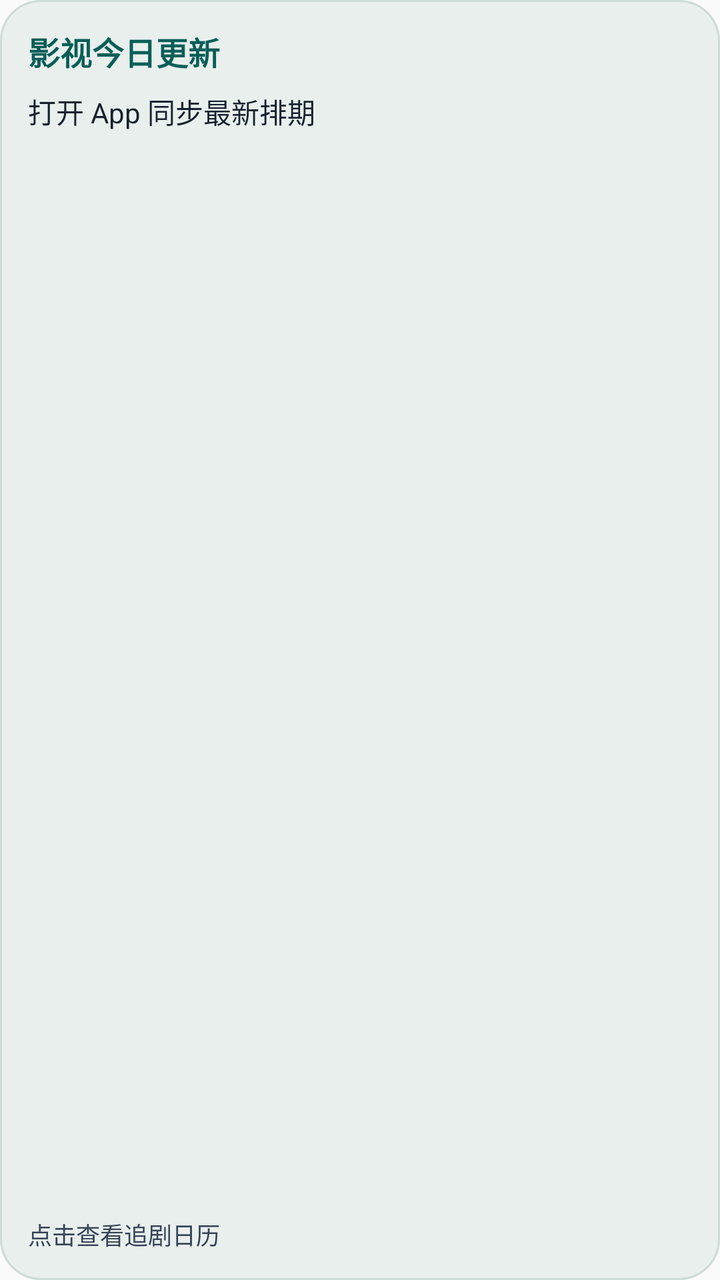
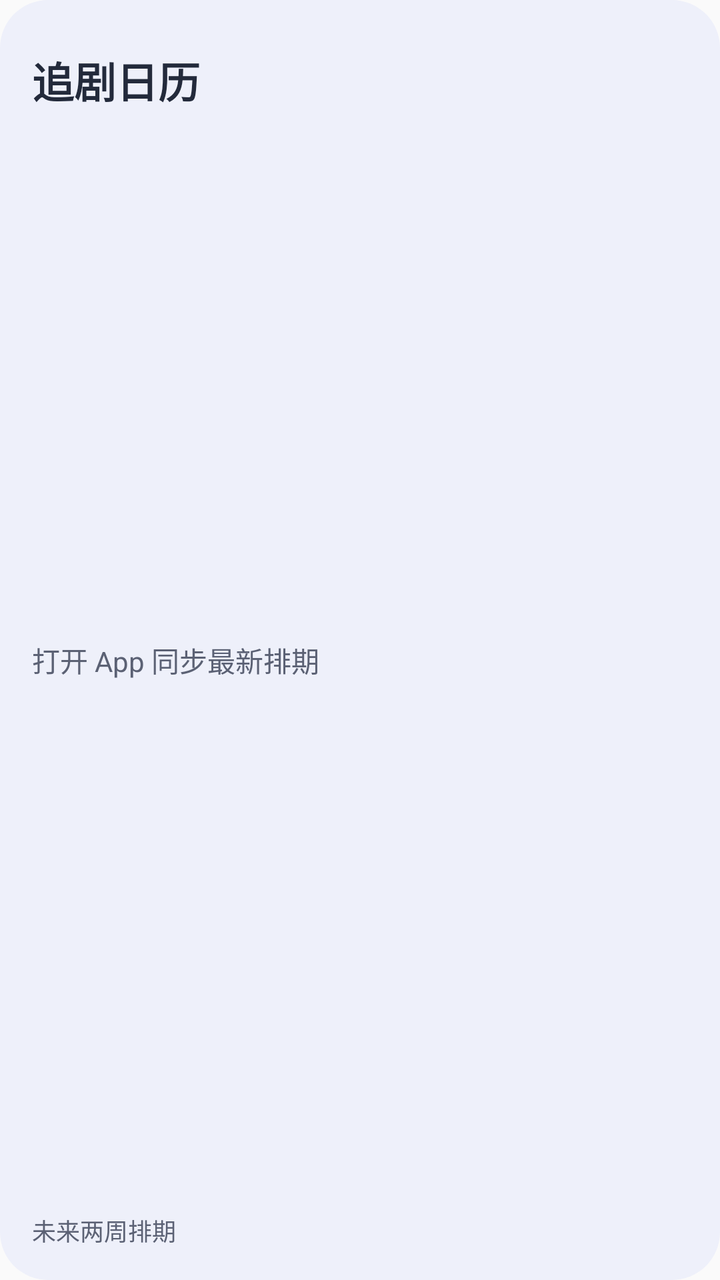

Before-and-after screenshots of an Android layout around one commit, followed by the original layout XML and the change that was made.
<!-- AndroidManifest.xml: application theme android:Theme.Material.Light.NoActionBar -->
<!-- res/layout/widget_watch.xml -->
<?xml version="1.0" encoding="utf-8"?>
<LinearLayout xmlns:android="http://schemas.android.com/apk/res/android" android:id="@+id/widget_root" android:layout_width="match_parent" android:layout_height="match_parent" android:orientation="vertical" android:padding="14dp" android:background="@drawable/widget_card">
    <TextView android:layout_width="match_parent" android:layout_height="wrap_content" android:text="影视今日更新" android:textColor="#075E57" android:textSize="16sp" android:textStyle="bold" />
    <TextView android:id="@+id/widget_content" android:layout_width="match_parent" android:layout_height="0dp" android:layout_weight="1" android:layout_marginTop="8dp" android:text="打开 App 同步最新排期" android:textColor="#17212E" android:textSize="14sp" android:maxLines="5" android:ellipsize="end" android:lineSpacingExtra="3dp" />
    <TextView android:id="@+id/widget_footer" android:layout_width="match_parent" android:layout_height="wrap_content" android:layout_marginTop="8dp" android:text="点击查看追剧日历" android:textColor="#354357" android:textSize="12sp" android:maxLines="2" android:ellipsize="end" />
</LinearLayout>
<!-- resources referenced by this layout -->
<resources>
  <!-- drawable widget_card (drawable) -->
  <?xml version="1.0" encoding="utf-8"?>
  <shape xmlns:android="http://schemas.android.com/apk/res/android" android:shape="rectangle">
      <solid android:color="#E8EFED" />
      <corners android:radius="20dp" />
      <stroke android:width="1dp" android:color="#CEDBD6" />
  </shape>
</resources>

<!-- the commit's change to res/layout/widget_watch.xml (unified diff, before → after) -->
@@ -1,6 +1,9 @@
 <?xml version="1.0" encoding="utf-8"?>
-<LinearLayout xmlns:android="http://schemas.android.com/apk/res/android" android:id="@+id/widget_root" android:layout_width="match_parent" android:layout_height="match_parent" android:orientation="vertical" android:padding="14dp" android:background="@drawable/widget_card">
-    <TextView android:layout_width="match_parent" android:layout_height="wrap_content" android:text="影视今日更新" android:textColor="#075E57" android:textSize="16sp" android:textStyle="bold" />
-    <TextView android:id="@+id/widget_content" android:layout_width="match_parent" android:layout_height="0dp" android:layout_weight="1" android:layout_marginTop="8dp" android:text="打开 App 同步最新排期" android:textColor="#17212E" android:textSize="14sp" android:maxLines="5" android:ellipsize="end" android:lineSpacingExtra="3dp" />
-    <TextView android:id="@+id/widget_footer" android:layout_width="match_parent" android:layout_height="wrap_content" android:layout_marginTop="8dp" android:text="点击查看追剧日历" android:textColor="#354357" android:textSize="12sp" android:maxLines="2" android:ellipsize="end" />
+<LinearLayout xmlns:android="http://schemas.android.com/apk/res/android" android:id="@+id/widget_root" android:layout_width="match_parent" android:layout_height="match_parent" android:orientation="vertical" android:padding="16dp" android:background="@drawable/widget_watch_card">
+    <TextView android:id="@+id/widget_heading" android:layout_width="match_parent" android:layout_height="48dp" android:gravity="center_vertical" android:text="追剧日历" android:textColor="#232A3B" android:textSize="21sp" android:textStyle="bold" />
+    <FrameLayout android:layout_width="match_parent" android:layout_height="0dp" android:layout_weight="1">
+        <ListView android:id="@+id/widget_list" android:layout_width="match_parent" android:layout_height="match_parent" android:divider="@null" android:scrollbars="vertical" android:clipToPadding="false" android:paddingBottom="2dp" />
+        <TextView android:id="@+id/widget_content" android:layout_width="match_parent" android:layout_height="match_parent" android:gravity="center_vertical" android:text="打开 App 同步最新排期" android:textColor="#5B6174" android:textSize="14sp" android:maxLines="3" />
+    </FrameLayout>
+    <TextView android:id="@+id/widget_footer" android:layout_width="match_parent" android:layout_height="wrap_content" android:layout_marginTop="10dp" android:text="未来两周排期" android:textColor="#5B6174" android:textSize="12sp" android:maxLines="1" android:ellipsize="end" />
 </LinearLayout>
<!-- resource entries referenced after the edit -->
@@ -1,11 +1,7 @@
 <!-- resources referenced by this layout -->
 <resources>
-  <!-- drawable widget_card (drawable) -->
+  <!-- drawable widget_watch_card (drawable) -->
   <?xml version="1.0" encoding="utf-8"?>
-  <shape xmlns:android="http://schemas.android.com/apk/res/android" android:shape="rectangle">
-      <solid android:color="#E8EFED" />
-      <corners android:radius="20dp" />
-      <stroke android:width="1dp" android:color="#CEDBD6" />
-  </shape>
+  <shape xmlns:android="http://schemas.android.com/apk/res/android"><solid android:color="#EEF0FA" /><corners android:radius="24dp" /></shape>
 </resources>
 
